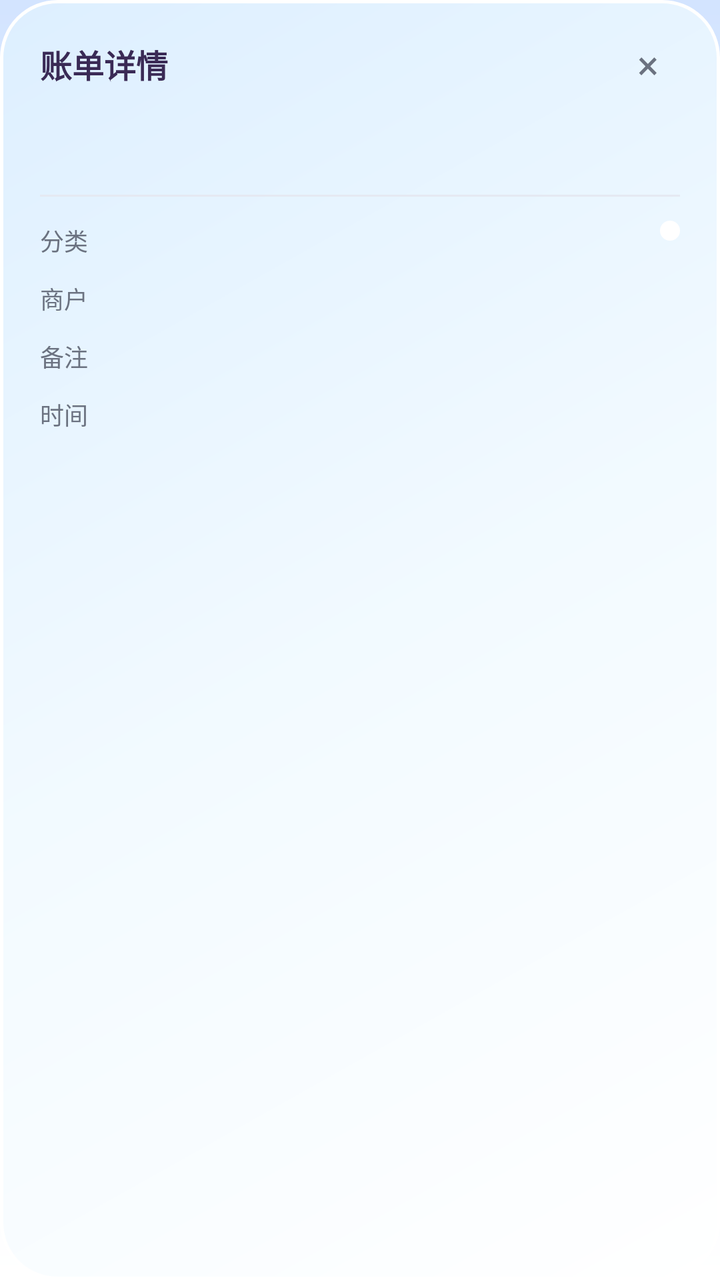
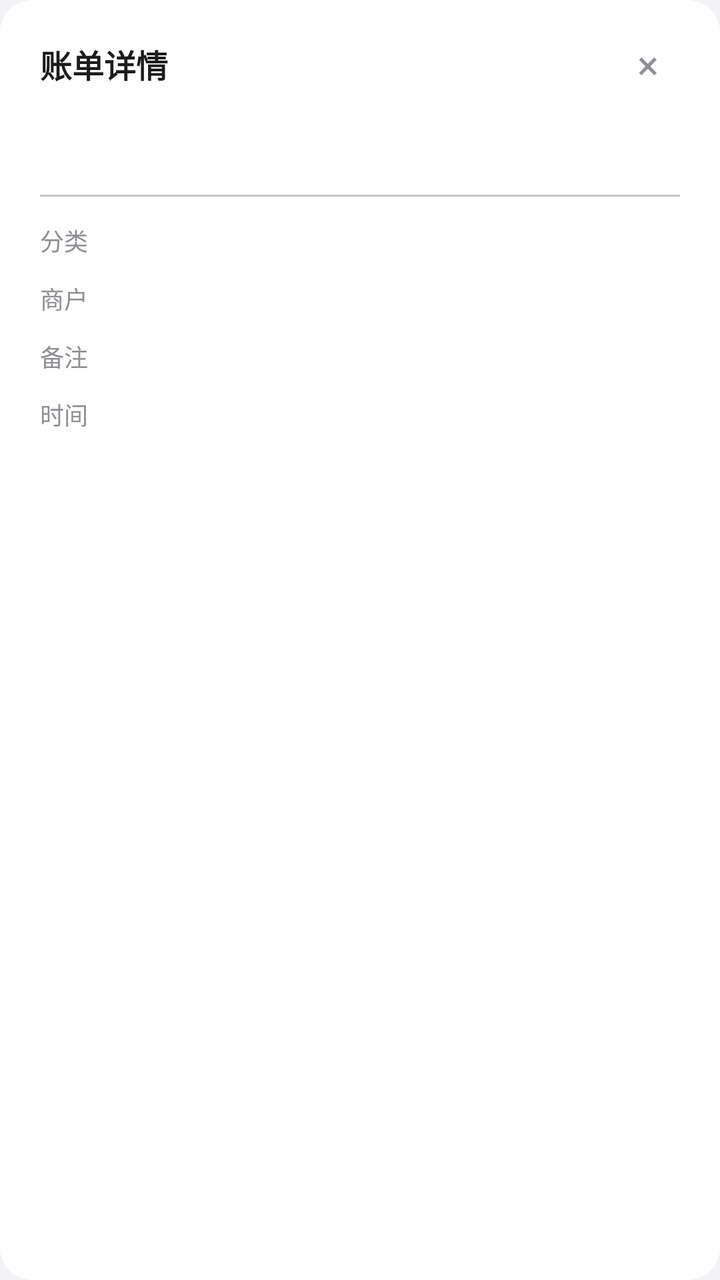

An Android layout rendered at two revisions. The XML below is the earlier revision; the diff shows what the commit changed to produce the second picture.
<!-- AndroidManifest.xml: application theme Theme.StudentBill -->
<!-- res/layout/dialog_income_detail.xml -->
<?xml version="1.0" encoding="utf-8"?>
<LinearLayout xmlns:android="http://schemas.android.com/apk/res/android"
    android:layout_width="match_parent"
    android:layout_height="wrap_content"
    android:background="@drawable/bg_dialog_candy"
    android:orientation="vertical"
    android:paddingStart="20dp"
    android:paddingTop="16dp"
    android:paddingEnd="20dp"
    android:paddingBottom="18dp">

    <LinearLayout
        android:layout_width="match_parent"
        android:layout_height="wrap_content"
        android:gravity="center_vertical"
        android:orientation="horizontal">

        <TextView
            android:layout_width="0dp"
            android:layout_height="wrap_content"
            android:layout_weight="1"
            android:text="@string/detail_title"
            android:textColor="@color/candy_ink"
            android:textSize="16sp"
            android:textStyle="bold" />

        <TextView
            android:id="@+id/btnDialogClose"
            android:layout_width="32dp"
            android:layout_height="32dp"
            android:background="?attr/selectableItemBackgroundBorderless"
            android:clickable="true"
            android:focusable="true"
            android:gravity="center"
            android:text="×"
            android:textColor="@color/text_secondary"
            android:textSize="20sp" />

    </LinearLayout>

    <TextView
        android:id="@+id/tvDetailAmount"
        android:layout_width="wrap_content"
        android:layout_height="wrap_content"
        android:layout_marginTop="2dp"
        android:textColor="@color/candy_ink"
        android:textSize="28sp"
        android:textStyle="bold" />

    <View
        android:layout_width="match_parent"
        android:layout_height="1dp"
        android:layout_marginTop="10dp"
        android:background="@color/divider" />

    <LinearLayout
        android:layout_width="match_parent"
        android:layout_height="wrap_content"
        android:orientation="horizontal"
        android:paddingTop="12dp">

        <TextView
            android:layout_width="60dp"
            android:layout_height="wrap_content"
            android:text="@string/detail_category"
            android:textColor="@color/text_secondary"
            android:textSize="@dimen/text_caption" />

        <TextView
            android:id="@+id/tvDetailCategory"
            android:layout_width="0dp"
            android:layout_height="wrap_content"
            android:layout_weight="1"
            android:textColor="@color/text_primary"
            android:textSize="@dimen/text_body" />

        <View
            android:id="@+id/detailColorBadge"
            android:layout_width="10dp"
            android:layout_height="10dp"
            android:background="@drawable/bg_legend_dot" />

    </LinearLayout>

    <LinearLayout
        android:layout_width="match_parent"
        android:layout_height="wrap_content"
        android:orientation="horizontal"
        android:paddingTop="10dp">

        <TextView
            android:layout_width="60dp"
            android:layout_height="wrap_content"
            android:text="@string/detail_merchant"
            android:textColor="@color/text_secondary"
            android:textSize="@dimen/text_caption" />

        <TextView
            android:id="@+id/tvDetailMerchant"
            android:layout_width="0dp"
            android:layout_height="wrap_content"
            android:layout_weight="1"
            android:textColor="@color/text_primary"
            android:textSize="@dimen/text_body" />

    </LinearLayout>

    <LinearLayout
        android:layout_width="match_parent"
        android:layout_height="wrap_content"
        android:orientation="horizontal"
        android:paddingTop="10dp">

        <TextView
            android:layout_width="60dp"
            android:layout_height="wrap_content"
            android:text="@string/detail_remark"
            android:textColor="@color/text_secondary"
            android:textSize="@dimen/text_caption" />

        <TextView
            android:id="@+id/tvDetailRemark"
            android:layout_width="0dp"
            android:layout_height="wrap_content"
            android:layout_weight="1"
            android:textColor="@color/text_primary"
            android:textSize="@dimen/text_body" />

    </LinearLayout>

    <LinearLayout
        android:layout_width="match_parent"
        android:layout_height="wrap_content"
        android:orientation="horizontal"
        android:paddingTop="10dp">

        <TextView
            android:layout_width="60dp"
            android:layout_height="wrap_content"
            android:text="@string/detail_time"
            android:textColor="@color/text_secondary"
            android:textSize="@dimen/text_caption" />

        <TextView
            android:id="@+id/tvDetailTime"
            android:layout_width="0dp"
            android:layout_height="wrap_content"
            android:layout_weight="1"
            android:textColor="@color/text_primary"
            android:textSize="@dimen/text_body" />

    </LinearLayout>

</LinearLayout>
<!-- resources referenced by this layout -->
<resources>
  <color name="candy_ink">#3A2A55</color>
  <color name="divider">#E5E9F2</color>
  <color name="text_primary">#1F2430</color>
  <color name="text_secondary">#6B7280</color>
  <dimen name="text_body">14sp</dimen>
  <dimen name="text_caption">12sp</dimen>
  <!-- drawable bg_dialog_candy (drawable) -->
  <?xml version="1.0" encoding="utf-8"?>
  <shape xmlns:android="http://schemas.android.com/apk/res/android"
      android:shape="rectangle">
      <gradient
          android:angle="315"
          android:centerColor="#F2FAFF"
          android:endColor="#FFFFFF"
          android:startColor="#DDEFFF" />
      <corners android:radius="28dp" />
      <stroke
          android:width="1.5dp"
          android:color="#FFFFFF" />
  </shape>
  <!-- drawable bg_legend_dot (drawable) -->
  <?xml version="1.0" encoding="utf-8"?>
  <shape xmlns:android="http://schemas.android.com/apk/res/android"
      android:shape="oval">
      <solid android:color="@color/candy_white" />
      <size
          android:width="10dp"
          android:height="10dp" />
  </shape>
  <string name="detail_category">分类</string>
  <string name="detail_merchant">商户</string>
  <string name="detail_remark">备注</string>
  <string name="detail_time">时间</string>
  <string name="detail_title">账单详情</string>
  <style name="Theme.StudentBill" parent="Theme.AppCompat.Light.NoActionBar">
          <item name="colorPrimary">@color/color_primary</item>
          <item name="colorPrimaryDark">@color/color_primary_dark</item>
          <item name="colorAccent">@color/color_primary</item>
          <item name="android:windowLightStatusBar">true</item>
          <item name="android:statusBarColor">@color/page_blue</item>
          <item name="android:navigationBarColor">@color/bg_card</item>
          <item name="android:windowBackground">@drawable/bg_page_gradient</item>
          <item name="android:textColorPrimary">@color/text_primary</item>
          <item name="android:textColorSecondary">@color/text_secondary</item>
      </style>
  <color name="candy_white">#FFFFFF</color>
  <color name="color_primary">#2F6FED</color>
  <color name="color_primary_dark">#1E4FBD</color>
  <color name="page_blue">#D3E4FF</color>
  <color name="bg_card">#FFFFFF</color>
  <!-- drawable bg_page_gradient (drawable) -->
  <?xml version="1.0" encoding="utf-8"?>
  <layer-list xmlns:android="http://schemas.android.com/apk/res/android">
  
      
      <item>
          <shape android:shape="rectangle">
              <gradient
                  android:angle="270"
                  android:endColor="@color/bg_card"
                  android:startColor="@color/page_blue" />
          </shape>
      </item>
  
      
      <item
          android:width="200dp"
          android:height="200dp"
          android:gravity="top|end"
          android:right="12dp"
          android:top="90dp">
          <shape android:shape="oval">
              <solid android:color="@color/page_bubble" />
          </shape>
      </item>
  
      <item
          android:width="120dp"
          android:height="120dp"
          android:gravity="bottom|start"
          android:bottom="36dp"
          android:left="8dp">
          <shape android:shape="oval">
              <solid android:color="@color/page_bubble" />
          </shape>
      </item>
  
  </layer-list>
  <color name="page_bubble">#66FFFFFF</color>
</resources>

<!-- the commit's change to res/layout/dialog_income_detail.xml (unified diff, before → after) -->
@@ -20,7 +20,7 @@
             android:layout_height="wrap_content"
             android:layout_weight="1"
             android:text="@string/detail_title"
-            android:textColor="@color/candy_ink"
+            android:textColor="@color/text_primary"
             android:textSize="16sp"
             android:textStyle="bold" />
 
@@ -43,7 +43,7 @@
         android:layout_width="wrap_content"
         android:layout_height="wrap_content"
         android:layout_marginTop="2dp"
-        android:textColor="@color/candy_ink"
+        android:textColor="@color/text_primary"
         android:textSize="28sp"
         android:textStyle="bold" />
 
<!-- resource entries referenced after the edit -->
@@ -1,24 +1,16 @@
 <!-- resources referenced by this layout -->
 <resources>
-  <color name="candy_ink">#3A2A55</color>
-  <color name="divider">#E5E9F2</color>
-  <color name="text_primary">#1F2430</color>
-  <color name="text_secondary">#6B7280</color>
+  <color name="divider">#C6C6C8</color>
+  <color name="text_primary">#1C1C1E</color>
+  <color name="text_secondary">#8E8E93</color>
   <dimen name="text_body">14sp</dimen>
   <dimen name="text_caption">12sp</dimen>
   <!-- drawable bg_dialog_candy (drawable) -->
   <?xml version="1.0" encoding="utf-8"?>
   <shape xmlns:android="http://schemas.android.com/apk/res/android"
       android:shape="rectangle">
-      <gradient
-          android:angle="315"
-          android:centerColor="#F2FAFF"
-          android:endColor="#FFFFFF"
-          android:startColor="#DDEFFF" />
-      <corners android:radius="28dp" />
-      <stroke
-          android:width="1.5dp"
-          android:color="#FFFFFF" />
+      <solid android:color="@color/bg_card" />
+      <corners android:radius="@dimen/card_radius" />
   </shape>
   <!-- drawable bg_legend_dot (drawable) -->
   <?xml version="1.0" encoding="utf-8"?>
@@ -39,55 +31,24 @@
           <item name="colorPrimaryDark">@color/color_primary_dark</item>
           <item name="colorAccent">@color/color_primary</item>
           <item name="android:windowLightStatusBar">true</item>
-          <item name="android:statusBarColor">@color/page_blue</item>
+          <item name="android:statusBarColor">@color/page_bg_start</item>
           <item name="android:navigationBarColor">@color/bg_card</item>
           <item name="android:windowBackground">@drawable/bg_page_gradient</item>
           <item name="android:textColorPrimary">@color/text_primary</item>
           <item name="android:textColorSecondary">@color/text_secondary</item>
       </style>
   <color name="candy_white">#FFFFFF</color>
-  <color name="color_primary">#2F6FED</color>
-  <color name="color_primary_dark">#1E4FBD</color>
-  <color name="page_blue">#D3E4FF</color>
+  <color name="color_primary">#5BB8F5</color>
+  <color name="color_primary_dark">#3A9FE0</color>
+  <color name="page_bg_start">#F2F2F7</color>
   <color name="bg_card">#FFFFFF</color>
+  <dimen name="card_radius">16dp</dimen>
   <!-- drawable bg_page_gradient (drawable) -->
   <?xml version="1.0" encoding="utf-8"?>
-  <layer-list xmlns:android="http://schemas.android.com/apk/res/android">
-  
-      
-      <item>
-          <shape android:shape="rectangle">
-              <gradient
-                  android:angle="270"
-                  android:endColor="@color/bg_card"
-                  android:startColor="@color/page_blue" />
-          </shape>
-      </item>
-  
-      
-      <item
-          android:width="200dp"
-          android:height="200dp"
-          android:gravity="top|end"
-          android:right="12dp"
-          android:top="90dp">
-          <shape android:shape="oval">
-              <solid android:color="@color/page_bubble" />
-          </shape>
-      </item>
-  
-      <item
-          android:width="120dp"
-          android:height="120dp"
-          android:gravity="bottom|start"
-          android:bottom="36dp"
-          android:left="8dp">
-          <shape android:shape="oval">
-              <solid android:color="@color/page_bubble" />
-          </shape>
-      </item>
-  
-  </layer-list>
-  <color name="page_bubble">#66FFFFFF</color>
+  <shape xmlns:android="http://schemas.android.com/apk/res/android"
+      android:shape="rectangle">
+      <solid android:color="@color/bg_page" />
+  </shape>
+  <color name="bg_page">#F2F2F7</color>
 </resources>
 
